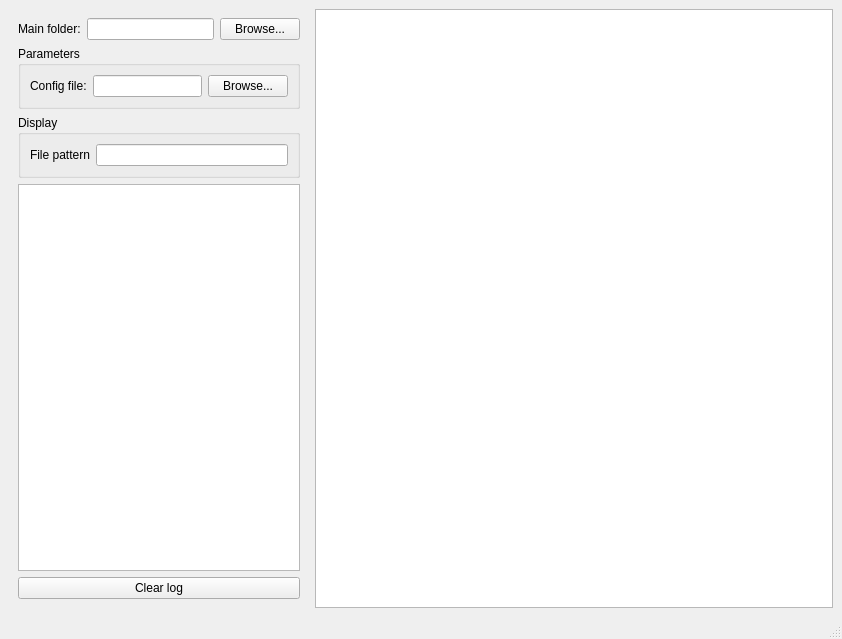
Qt form mainwindow.ui (matthieuheitz/sweetsweep) before a commit.
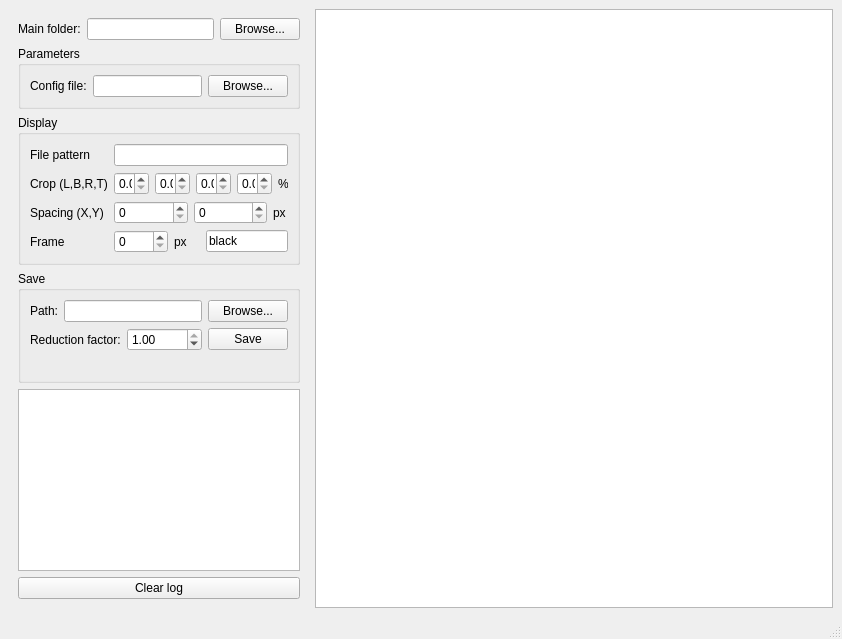
The same form after that commit.

Commit message:
Add most essential features
- grid display
- labels
- display tweaks: cropping, spacing, framing
- saving to file with size reduction
- TODO list
- remove debug paths

```diff
--- a/mainwindow.ui
+++ b/mainwindow.ui
@@ -86,6 +86,139 @@
          <layout class="QVBoxLayout" name="verticalLayout_3">
           <item>
            <layout class="QGridLayout" name="gridLayout_display">
+            <item row="1" column="1">
+             <layout class="QHBoxLayout" name="horizontalLayout_2">
+              <item>
+               <widget class="QDoubleSpinBox" name="doubleSpinBox_cropL">
+                <property name="decimals">
+                 <number>1</number>
+                </property>
+                <property name="maximum">
+                 <double>100.000000000000000</double>
+                </property>
+                <property name="singleStep">
+                 <double>5.000000000000000</double>
+                </property>
+               </widget>
+              </item>
+              <item>
+               <widget class="QDoubleSpinBox" name="doubleSpinBox_cropB">
+                <property name="decimals">
+                 <number>1</number>
+                </property>
+                <property name="maximum">
+                 <double>100.000000000000000</double>
+                </property>
+                <property name="singleStep">
+                 <double>5.000000000000000</double>
+                </property>
+               </widget>
+              </item>
+              <item>
+               <widget class="QDoubleSpinBox" name="doubleSpinBox_cropR">
+                <property name="decimals">
+                 <number>1</number>
+                </property>
+                <property name="maximum">
+                 <double>100.000000000000000</double>
+                </property>
+                <property name="singleStep">
+                 <double>5.000000000000000</double>
+                </property>
+               </widget>
+              </item>
+              <item>
+               <widget class="QDoubleSpinBox" name="doubleSpinBox_cropT">
+                <property name="decimals">
+                 <number>1</number>
+                </property>
+                <property name="maximum">
+                 <double>100.000000000000000</double>
+                </property>
+                <property name="singleStep">
+                 <double>5.000000000000000</double>
+                </property>
+               </widget>
+              </item>
+              <item>
+               <widget class="QLabel" name="label_5">
+                <property name="maximumSize">
+                 <size>
+                  <width>10</width>
+                  <height>16777215</height>
+                 </size>
+                </property>
+                <property name="text">
+                 <string>%</string>
+                </property>
+               </widget>
+              </item>
+             </layout>
+            </item>
+            <item row="1" column="0">
+             <widget class="QLabel" name="label">
+              <property name="toolTip">
+               <string>Crop images by percentage on each border (Left,Bottom,Right,Top)</string>
+              </property>
+              <property name="text">
+               <string>Crop (L,B,R,T)</string>
+              </property>
+             </widget>
+            </item>
+            <item row="2" column="1">
+             <layout class="QHBoxLayout" name="horizontalLayout_3">
+              <item>
+               <widget class="QSpinBox" name="spinBox_spacingX">
+                <property name="maximum">
+                 <number>100000</number>
+                </property>
+                <property name="singleStep">
+                 <number>5</number>
+                </property>
+               </widget>
+              </item>
+              <item>
+               <widget class="QSpinBox" name="spinBox_spacingY">
+                <property name="maximum">
+                 <number>100000</number>
+                </property>
+                <property name="singleStep">
+                 <number>5</number>
+                </property>
+               </widget>
+              </item>
+              <item>
+               <widget class="QLabel" name="label_4">
+                <property name="maximumSize">
+                 <size>
+                  <width>15</width>
+                  <height>16777215</height>
+                 </size>
+                </property>
+                <property name="text">
+                 <string>px</string>
+                </property>
+               </widget>
+              </item>
+             </layout>
+            </item>
+            <item row="3" column="0">
+             <widget class="QLabel" name="label_3">
+              <property name="text">
+               <string>Frame</string>
+              </property>
+             </widget>
+            </item>
+            <item row="0" column="1">
+             <widget class="QLineEdit" name="lineEdit_filePattern"/>
+            </item>
+            <item row="2" column="0">
+             <widget class="QLabel" name="label_2">
+              <property name="text">
+               <string>Spacing (X,Y)</string>
+              </property>
+             </widget>
+            </item>
             <item row="0" column="0">
              <widget class="QLabel" name="label_filePattern">
               <property name="text">
@@ -93,14 +226,126 @@
               </property>
              </widget>
             </item>
-            <item row="0" column="1">
-             <widget class="QLineEdit" name="lineEdit_filePattern"/>
+            <item row="3" column="1">
+             <layout class="QHBoxLayout" name="horizontalLayout_4">
+              <item>
+               <widget class="QSpinBox" name="spinBox_frameLineWidth">
+                <property name="maximum">
+                 <number>1000</number>
+                </property>
+                <property name="singleStep">
+                 <number>2</number>
+                </property>
+               </widget>
+              </item>
+              <item>
+               <widget class="QLabel" name="label_6">
+                <property name="maximumSize">
+                 <size>
+                  <width>15</width>
+                  <height>16777215</height>
+                 </size>
+                </property>
+                <property name="text">
+                 <string>px</string>
+                </property>
+               </widget>
+              </item>
+              <item>
+               <spacer name="horizontalSpacer">
+                <property name="orientation">
+                 <enum>Qt::Horizontal</enum>
+                </property>
+                <property name="sizeHint" stdset="0">
+                 <size>
+                  <width>40</width>
+                  <height>20</height>
+                 </size>
+                </property>
+               </spacer>
+              </item>
+              <item>
+               <widget class="QLineEdit" name="lineEdit_frameColor">
+                <property name="text">
+                 <string>black</string>
+                </property>
+               </widget>
+              </item>
+             </layout>
             </item>
            </layout>
           </item>
          </layout>
         </widget>
        </item>
+       <item>
+        <widget class="QGroupBox" name="groupBox">
+         <property name="title">
+          <string>Save</string>
+         </property>
+         <layout class="QGridLayout" name="gridLayout_5">
+          <item row="2" column="0" colspan="2">
+           <layout class="QHBoxLayout" name="horizontalLayout_5">
+            <item>
+             <widget class="QLabel" name="label_9">
+              <property name="text">
+               <string>Reduction factor:</string>
+              </property>
+             </widget>
+            </item>
+            <item>
+             <widget class="QDoubleSpinBox" name="doubleSpinBox_ImageReduction">
+              <property name="maximum">
+               <double>1.000000000000000</double>
+              </property>
+              <property name="singleStep">
+               <double>0.100000000000000</double>
+              </property>
+              <property name="value">
+               <double>1.000000000000000</double>
+              </property>
+             </widget>
+            </item>
+           </layout>
+          </item>
+          <item row="1" column="1">
+           <widget class="QLineEdit" name="lineEdit_saveFile">
+            <property name="placeholderText">
+             <string/>
+            </property>
+           </widget>
+          </item>
+          <item row="1" column="0">
+           <widget class="QLabel" name="label_7">
+            <property name="text">
+             <string>Path:</string>
+            </property>
+           </widget>
+          </item>
+          <item row="2" column="2">
+           <widget class="QPushButton" name="pushButton_saveFile">
+            <property name="text">
+             <string>Save</string>
+            </property>
+           </widget>
+          </item>
+          <item row="1" column="2">
+           <widget class="QPushButton" name="pushButton_saveFileBrowse">
+            <property name="text">
+             <string>Browse...</string>
+            </property>
+           </widget>
+          </item>
+          <item row="3" column="0" colspan="3">
+           <widget class="QLabel" name="label_imageSize">
+            <property name="text">
+             <string/>
+            </property>
+           </widget>
+          </item>
+         </layout>
+        </widget>
+       </item>
        <item>
         <widget class="QPlainTextEdit" name="text_log"/>
        </item>
```
The commit also changes 1 other file.
